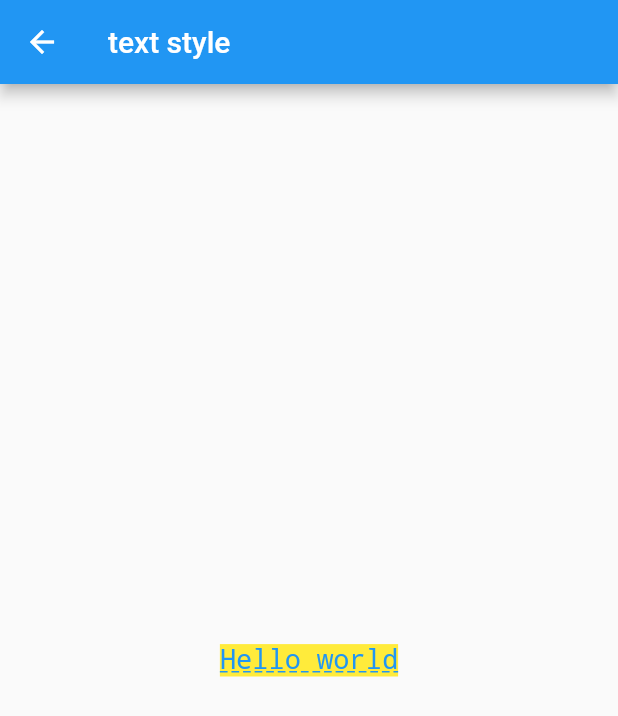
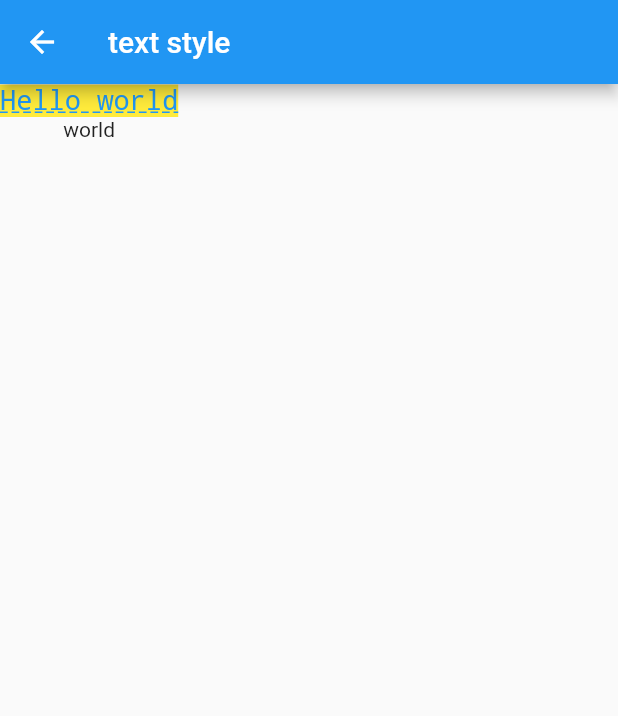
Before and after one commit to lance10030/flutter-demo, a Flutter app: the NewRoute screen opened directly, on a phone screen of 412 x 824 dp. Shown: the top 716 px of the screen. Run offline on Flutter 3.47's test engine with Material 2 defaults, Android fonts, the phone set to English and light mode, and no system bars.

Commit message:
Update styleTest.dart

```diff
--- a/lib/pages/styleTest.dart
+++ b/lib/pages/styleTest.dart
@@ -7,9 +7,10 @@ class NewRoute extends StatelessWidget {
       appBar: AppBar(
         title: Text("text style"),
       ),
-      body: Center(
-        // learn text style
-          child: Text(
+      body:  Column(
+      crossAxisAlignment: CrossAxisAlignment.center,
+      children: <Widget>[
+       Text(
         "Hello world",
         style: TextStyle(
             color: Colors.blue,
@@ -19,7 +20,10 @@ class NewRoute extends StatelessWidget {
             background: new Paint()..color = Colors.yellow,
             decoration: TextDecoration.underline,
             decorationStyle: TextDecorationStyle.dashed),
-      )),
+      ),
+        Text("world"),
+      ],
+    )
     );
   }
 }
```
